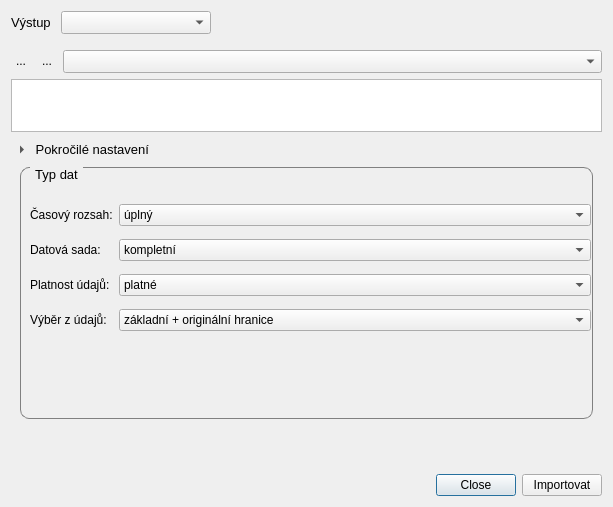
The window that ui_MainApp.ui (ctu-geoforall-lab/qgis-ruian-plugin) describes before a commit, drawn with Qt 5.
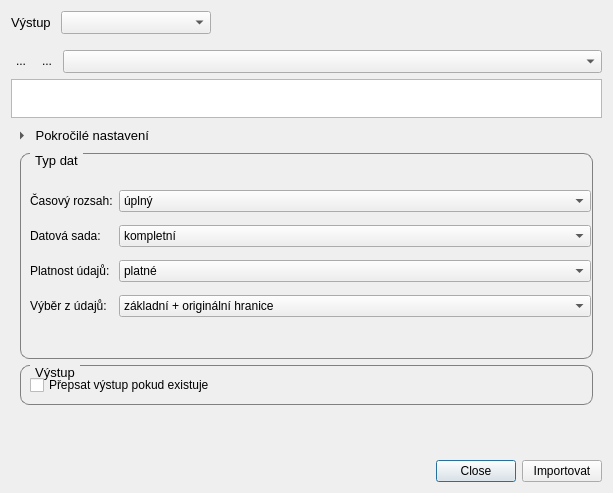
The same window after the commit. Icons and pictures are not drawn.

Commit message: implementace přepínače pro přidávání/přepis výstupních dat

Diff of the .ui file:
```diff
--- a/ui_MainApp.ui
+++ b/ui_MainApp.ui
@@ -7,7 +7,7 @@
     <x>0</x>
     <y>0</y>
     <width>613</width>
-    <height>507</height>
+    <height>493</height>
    </rect>
   </property>
   <property name="minimumSize">
@@ -387,6 +387,48 @@
         </widget>
        </widget>
       </item>
+      <item>
+       <widget class="QGroupBox" name="groupBox">
+        <property name="enabled">
+         <bool>true</bool>
+        </property>
+        <property name="styleSheet">
+         <string notr="true">
+
+QGroupBox {
+    border: 1px solid gray;
+    border-radius: 9px;
+    margin-top: 0.5em;
+}
+
+QGroupBox::title {
+    subcontrol-origin: margin;
+    left: 10px;
+    padding: 0 3px 0 3px;
+}
+
+</string>
+        </property>
+        <property name="title">
+         <string>Výstup</string>
+        </property>
+        <layout class="QVBoxLayout" name="verticalLayout">
+         <item>
+          <layout class="QGridLayout" name="gridLayout_3"/>
+         </item>
+         <item>
+          <widget class="QCheckBox" name="overwriteCheckbox">
+           <property name="toolTip">
+            <string>&lt;html&gt;&lt;head/&gt;&lt;body&gt;&lt;p&gt;Pokud výstup existuje a tato volba je aktivní, tak dojte k přepsání výstupního souboru. V opačném případě budou data do výstupního souboru přidána.&lt;/p&gt;&lt;/body&gt;&lt;/html&gt;</string>
+           </property>
+           <property name="text">
+            <string>Přepsat výstup pokud existuje</string>
+           </property>
+          </widget>
+         </item>
+        </layout>
+       </widget>
+      </item>
       <item>
        <spacer name="verticalSpacer_2">
         <property name="orientation">
```
The commit also changes 1 other file.
